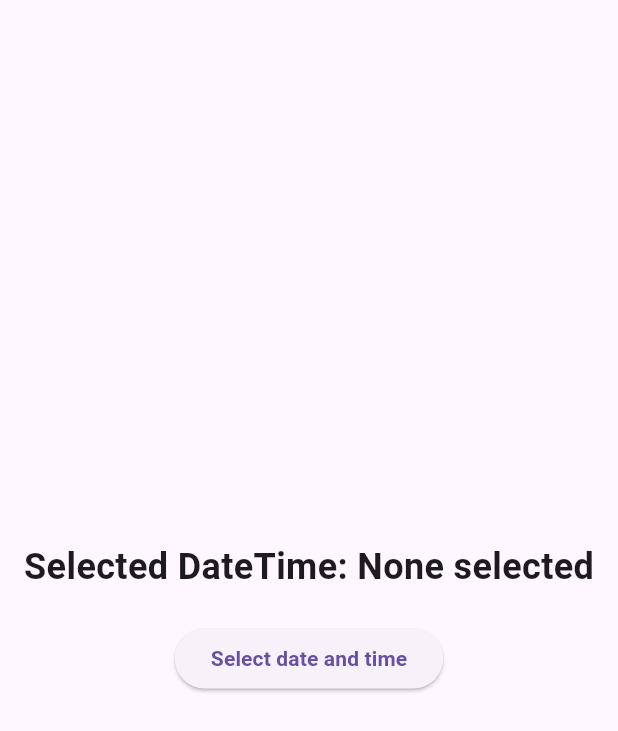
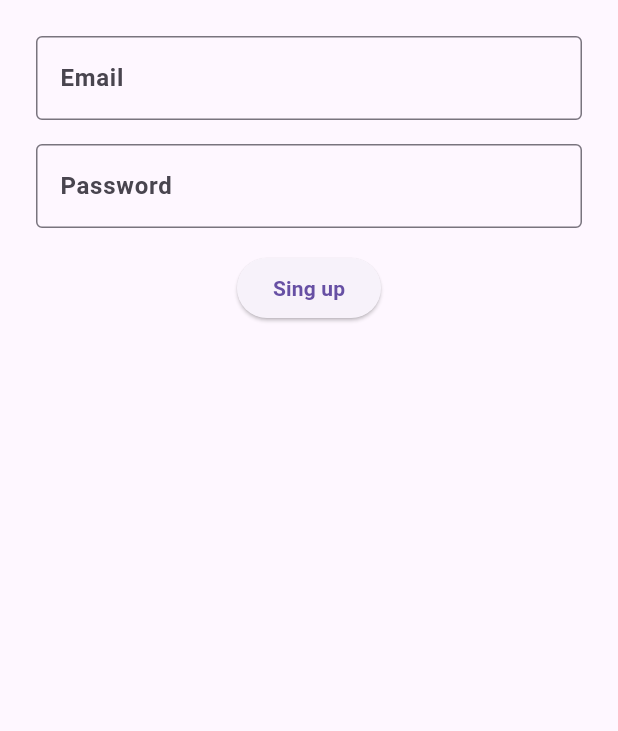
Before and after one commit to HosenShahadath/Flutter-complete-guide-course-documentation, a Flutter app: the screen it shows after launch, on a phone screen of 412 x 824 dp. Shown: the top 731 px of the screen. Run offline on Flutter 3.47's test engine with Material 3 defaults, Android fonts, the phone set to English and light mode, and no system bars; our stand-ins replace cached_network_image, google_fonts.

Commit message:
form validate

```diff
--- a/lib/myapp.dart
+++ b/lib/myapp.dart
@@ -1,5 +1,5 @@
 import 'package:flutter/material.dart';
-import 'package:flutter_framework_practice/section%206/datetime/timedate.dart';
+import 'package:flutter_framework_practice/section%206/form%20validation/form%20validation%202.dart';
 
 class MyApp extends StatelessWidget {
   const MyApp({super.key});
@@ -8,7 +8,7 @@ class MyApp extends StatelessWidget {
   Widget build(BuildContext context) {
     return MaterialApp(
       debugShowCheckedModeBanner: false,
-      home: TimeDateApp(),
+      home: FormValidationApp2(),
     );
   }
 }
--- /dev/null
+++ b/lib/section 6/form validation/form validation 2.dart
@@ -0,0 +1,73 @@
+import 'package:flutter/material.dart';
+
+class FormValidationApp2 extends StatefulWidget {
+  const FormValidationApp2({super.key});
+
+  @override
+  State<FormValidationApp2> createState() => _FormValidationApp2State();
+}
+
+class _FormValidationApp2State extends State<FormValidationApp2> {
+  final _formKey = GlobalKey<FormState>();
+
+  final _emailController = TextEditingController();
+  final _passwordController = TextEditingController();
+
+  @override
+  Widget build(BuildContext context) {
+    return Scaffold(
+      body: Form(
+        key: _formKey,
+        child: Padding(
+          padding: const EdgeInsets.all(24),
+          child: Column(
+            mainAxisSize: MainAxisSize.min,
+            children: [
+              TextFormField(
+                controller: _emailController,
+                decoration: InputDecoration(
+                  labelText: 'Email',
+                  hintText: 'Enter your email',
+                  border: OutlineInputBorder(),
+                ),
+                validator: (value){
+                  if(value == null || value.isEmpty){
+                    return 'Please enter your email';
+                  }else if(!value.contains('@')){
+                    return 'Please enter a valid email';
+                  }
+                  return null;
+                },
+              ),
+              const SizedBox(height: 16),
+              TextFormField(
+                controller: _passwordController,
+                decoration: InputDecoration(
+                  labelText: 'Password',
+                  hintText: 'Enter your password',
+                  border: OutlineInputBorder(),
+                ),
+                validator: (value){
+                  if(value == null || value.isEmpty){
+                    return 'Please enter your password';
+                  }else if(value.length < 6){
+                    return 'Password must be at least 6 characters';
+                  }
+                  return null;
+                },
+              ),
+              const SizedBox(height: 16),
+              ElevatedButton(onPressed: (){
+                if(_formKey.currentState!.validate()){
+                  ScaffoldMessenger.of(context).showSnackBar(
+                    SnackBar(content: Text('Sing-up successful!')),
+                  );
+                }
+              }, child: Text('Sing up'))
+            ],
+          ),
+        ),
+      ),
+    );
+  }
+}
```
Also changed, not shown: lib/section 6/form validation/form validation.dart (added, +55 -0 lines).
